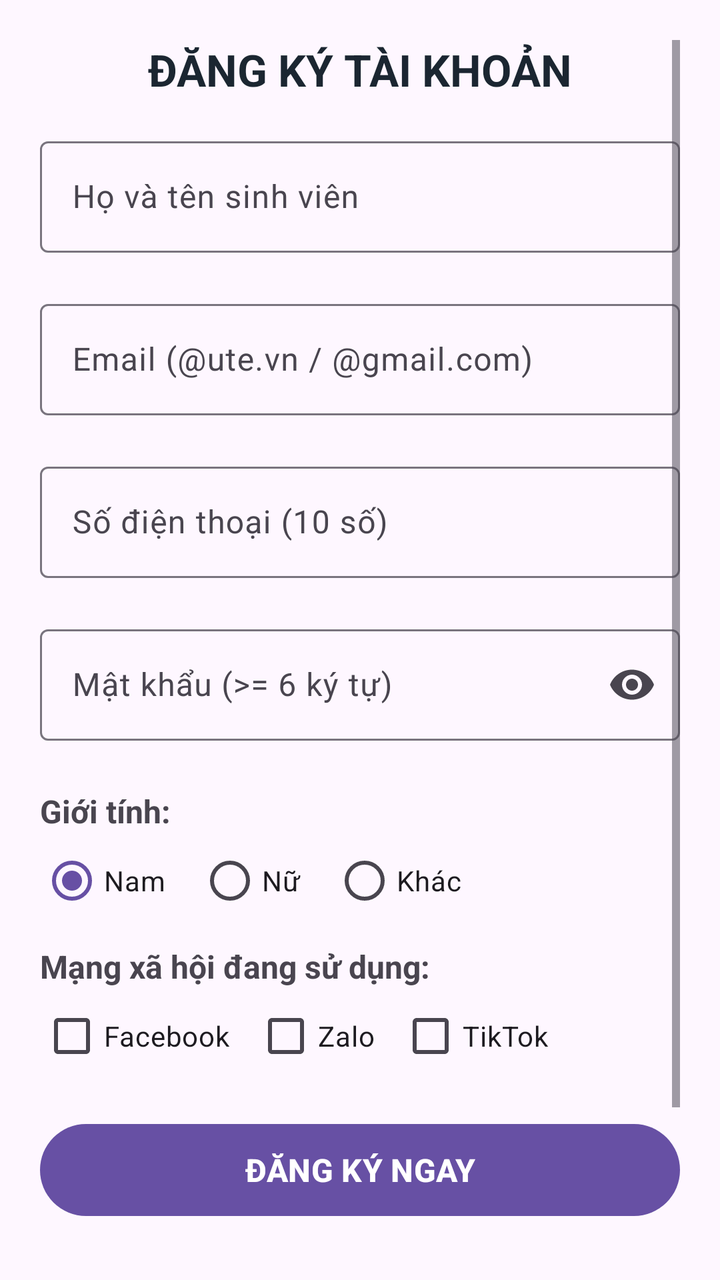
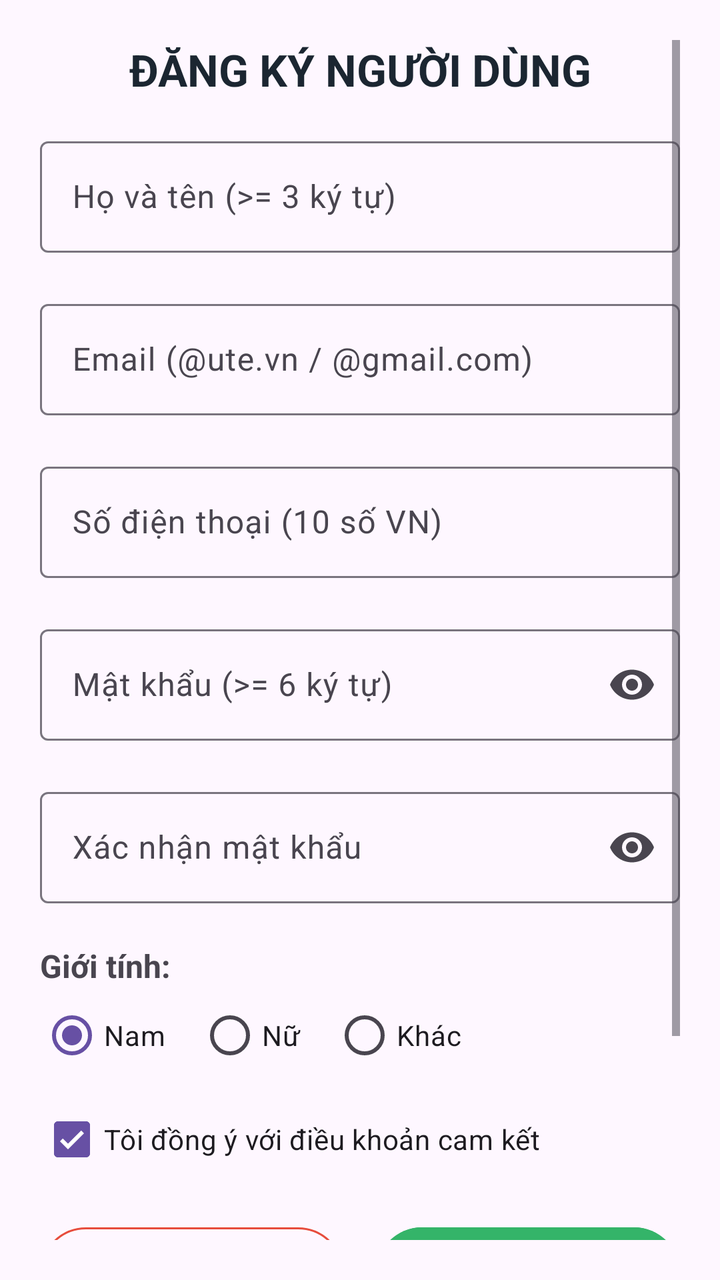

Two renders of the same Android screen: before a commit and after it. Below are the layout's source before the change and the commit's diff.
<!-- AndroidManifest.xml: application theme Theme.Bt_event -->
<!-- res/layout/activity_main.xml -->
<?xml version="1.0" encoding="utf-8"?>
<ScrollView xmlns:android="http://schemas.android.com/apk/res/android"
    xmlns:app="http://schemas.android.com/apk/res-auto"
    android:layout_width="match_parent"
    android:layout_height="match_parent"
    android:fillViewport="true"
    android:padding="20dp">

    <LinearLayout
        android:layout_width="match_parent"
        android:layout_height="wrap_content"
        android:orientation="vertical">

        <TextView
            android:layout_width="match_parent"
            android:layout_height="wrap_content"
            android:layout_marginBottom="16dp"
            android:gravity="center"
            android:text="ĐĂNG KÝ TÀI KHOẢN"
            android:textColor="#1B2631"
            android:textSize="22sp"
            android:textStyle="bold" />

        
        <com.google.android.material.textfield.TextInputLayout
            android:id="@+id/tilFullName"
            style="@style/Widget.Material3.TextInputLayout.OutlinedBox"
            android:layout_width="match_parent"
            android:layout_height="wrap_content"
            android:hint="Họ và tên sinh viên"
            app:errorEnabled="true">

            <com.google.android.material.textfield.TextInputEditText
                android:id="@+id/etFullName"
                android:layout_width="match_parent"
                android:layout_height="wrap_content"
                android:inputType="textPersonName" />
        </com.google.android.material.textfield.TextInputLayout>

        
        <com.google.android.material.textfield.TextInputLayout
            android:id="@+id/tilEmail"
            style="@style/Widget.Material3.TextInputLayout.OutlinedBox"
            android:layout_width="match_parent"
            android:layout_height="wrap_content"
            android:hint="Email (@ute.vn / @gmail.com)"
            app:errorEnabled="true">

            <com.google.android.material.textfield.TextInputEditText
                android:id="@+id/etEmail"
                android:layout_width="match_parent"
                android:layout_height="wrap_content"
                android:inputType="textEmailAddress" />
        </com.google.android.material.textfield.TextInputLayout>

        
        <com.google.android.material.textfield.TextInputLayout
            android:id="@+id/tilPhone"
            style="@style/Widget.Material3.TextInputLayout.OutlinedBox"
            android:layout_width="match_parent"
            android:layout_height="wrap_content"
            android:hint="Số điện thoại (10 số)"
            app:errorEnabled="true">

            <com.google.android.material.textfield.TextInputEditText
                android:id="@+id/etPhone"
                android:layout_width="match_parent"
                android:layout_height="wrap_content"
                android:inputType="phone" />
        </com.google.android.material.textfield.TextInputLayout>

        
        <com.google.android.material.textfield.TextInputLayout
            android:id="@+id/tilPassword"
            style="@style/Widget.Material3.TextInputLayout.OutlinedBox"
            android:layout_width="match_parent"
            android:layout_height="wrap_content"
            android:hint="Mật khẩu (>= 6 ký tự)"
            app:endIconMode="password_toggle"
            app:errorEnabled="true">

            <com.google.android.material.textfield.TextInputEditText
                android:id="@+id/etPassword"
                android:layout_width="match_parent"
                android:layout_height="wrap_content"
                android:inputType="textPassword" />
        </com.google.android.material.textfield.TextInputLayout>

        
        <TextView
            android:layout_width="wrap_content"
            android:layout_height="wrap_content"
            android:layout_marginTop="4dp"
            android:text="Giới tính:"
            android:textSize="16sp"
            android:textStyle="bold" />

        <RadioGroup
            android:id="@+id/rgGender"
            android:layout_width="match_parent"
            android:layout_height="wrap_content"
            android:orientation="horizontal">

            <RadioButton
                android:id="@+id/rbMale"
                android:layout_width="wrap_content"
                android:layout_height="wrap_content"
                android:layout_marginEnd="16dp"
                android:checked="true"
                android:text="Nam" />

            <RadioButton
                android:id="@+id/rbFemale"
                android:layout_width="wrap_content"
                android:layout_height="wrap_content"
                android:layout_marginEnd="16dp"
                android:text="Nữ" />

            <RadioButton
                android:id="@+id/rbOther"
                android:layout_width="wrap_content"
                android:layout_height="wrap_content"
                android:text="Khác" />
        </RadioGroup>

        
        <TextView
            android:layout_width="wrap_content"
            android:layout_height="wrap_content"
            android:layout_marginTop="8dp"
            android:text="Mạng xã hội đang sử dụng:"
            android:textSize="16sp"
            android:textStyle="bold" />

        <LinearLayout
            android:layout_width="match_parent"
            android:layout_height="wrap_content"
            android:orientation="horizontal">

            <CheckBox
                android:id="@+id/cbFacebook"
                android:layout_width="wrap_content"
                android:layout_height="wrap_content"
                android:layout_marginEnd="12dp"
                android:text="Facebook" />

            <CheckBox
                android:id="@+id/cbZalo"
                android:layout_width="wrap_content"
                android:layout_height="wrap_content"
                android:layout_marginEnd="12dp"
                android:text="Zalo" />

            <CheckBox
                android:id="@+id/cbTiktok"
                android:layout_width="wrap_content"
                android:layout_height="wrap_content"
                android:text="TikTok" />
        </LinearLayout>

        
        <com.google.android.material.button.MaterialButton
            android:id="@+id/btnRegister"
            android:layout_width="match_parent"
            android:layout_height="54dp"
            android:layout_marginTop="16dp"
            android:text="ĐĂNG KÝ NGAY"
            android:textSize="16sp"
            android:textStyle="bold" />

        
        <TextView
            android:id="@+id/tvStudentInfo"
            android:layout_width="match_parent"
            android:layout_height="wrap_content"
            android:layout_marginTop="24dp"
            android:background="#EFEFEF"
            android:gravity="center"
            android:lineSpacingExtra="4dp"
            android:padding="12dp"
            android:text="Họ và tên: Ngô Võ Quý\nMSSV: 2415053122236\nLHP: 126TLTTD01"
            android:textColor="#1B2631"
            android:textSize="14sp"
            android:textStyle="bold" />

    </LinearLayout>
</ScrollView>
<!-- resources referenced by this layout -->
<resources>
  <style name="Theme.Bt_event" parent="Base.Theme.Bt_event" />
  <style name="Base.Theme.Bt_event" parent="Theme.Material3.DayNight.NoActionBar">
          
          
      </style>
</resources>

<!-- the commit's change to res/layout/activity_main.xml (unified diff, before → after) -->
@@ -16,7 +16,7 @@
             android:layout_height="wrap_content"
             android:layout_marginBottom="16dp"
             android:gravity="center"
-            android:text="ĐĂNG KÝ TÀI KHOẢN"
+            android:text="ĐĂNG KÝ NGƯỜI DÙNG"
             android:textColor="#1B2631"
             android:textSize="22sp"
             android:textStyle="bold" />
@@ -27,7 +27,7 @@
             style="@style/Widget.Material3.TextInputLayout.OutlinedBox"
             android:layout_width="match_parent"
             android:layout_height="wrap_content"
-            android:hint="Họ và tên sinh viên"
+            android:hint="Họ và tên (>= 3 ký tự)"
             app:errorEnabled="true">
 
             <com.google.android.material.textfield.TextInputEditText
@@ -59,7 +59,7 @@
             style="@style/Widget.Material3.TextInputLayout.OutlinedBox"
             android:layout_width="match_parent"
             android:layout_height="wrap_content"
-            android:hint="Số điện thoại (10 số)"
+            android:hint="Số điện thoại (10 số VN)"
             app:errorEnabled="true">
 
             <com.google.android.material.textfield.TextInputEditText
@@ -87,10 +87,26 @@
         </com.google.android.material.textfield.TextInputLayout>
 
         
+        <com.google.android.material.textfield.TextInputLayout
+            android:id="@+id/tilConfirmPassword"
+            style="@style/Widget.Material3.TextInputLayout.OutlinedBox"
+            android:layout_width="match_parent"
+            android:layout_height="wrap_content"
+            android:hint="Xác nhận mật khẩu"
+            app:endIconMode="password_toggle"
+            app:errorEnabled="true">
+
+            <com.google.android.material.textfield.TextInputEditText
+                android:id="@+id/etConfirmPassword"
+                android:layout_width="match_parent"
+                android:layout_height="wrap_content"
+                android:inputType="textPassword" />
+        </com.google.android.material.textfield.TextInputLayout>
+
+        
         <TextView
             android:layout_width="wrap_content"
             android:layout_height="wrap_content"
-            android:layout_marginTop="4dp"
             android:text="Giới tính:"
             android:textSize="16sp"
             android:textStyle="bold" />
@@ -124,49 +140,46 @@
         </RadioGroup>
 
         
-        <TextView
-            android:layout_width="wrap_content"
-            android:layout_height="wrap_content"
-            android:layout_marginTop="8dp"
-            android:text="Mạng xã hội đang sử dụng:"
-            android:textSize="16sp"
-            android:textStyle="bold" />
-
+        <CheckBox
+            android:id="@+id/cbTerms"
+            android:layout_width="match_parent"
+            android:layout_height="wrap_content"
+            android:layout_marginTop="4dp"
+            android:checked="true"
+            android:text="Tôi đồng ý với điều khoản cam kết" />
+
+        
         <LinearLayout
             android:layout_width="match_parent"
             android:layout_height="wrap_content"
-            android:orientation="horizontal">
-
-            <CheckBox
-                android:id="@+id/cbFacebook"
-                android:layout_width="wrap_content"
-                android:layout_height="wrap_content"
-                android:layout_marginEnd="12dp"
-                android:text="Facebook" />
-
-            <CheckBox
-                android:id="@+id/cbZalo"
-                android:layout_width="wrap_content"
-                android:layout_height="wrap_content"
-                android:layout_marginEnd="12dp"
-                android:text="Zalo" />
-
-            <CheckBox
-                android:id="@+id/cbTiktok"
-                android:layout_width="wrap_content"
-                android:layout_height="wrap_content"
-                android:text="TikTok" />
+            android:layout_marginTop="16dp"
+            android:orientation="horizontal"
+            android:weightSum="2">
+
+            <com.google.android.material.button.MaterialButton
+                android:id="@+id/btnCancel"
+                style="@style/Widget.Material3.Button.OutlinedButton"
+                android:layout_width="0dp"
+                android:layout_height="54dp"
+                android:layout_marginEnd="8dp"
+                android:layout_weight="1"
+                android:text="HỦY"
+                android:textColor="#E74C3C"
+                android:textSize="16sp"
+                android:textStyle="bold"
+                app:strokeColor="#E74C3C" />
+
+            <com.google.android.material.button.MaterialButton
+                android:id="@+id/btnRegister"
+                android:layout_width="0dp"
+                android:layout_height="54dp"
+                android:layout_marginStart="8dp"
+                android:layout_weight="1"
+                android:backgroundTint="#34B469"
+                android:text="ĐĂNG KÝ"
+                android:textSize="16sp"
+                android:textStyle="bold" />
         </LinearLayout>
-
-        
-        <com.google.android.material.button.MaterialButton
-            android:id="@+id/btnRegister"
-            android:layout_width="match_parent"
-            android:layout_height="54dp"
-            android:layout_marginTop="16dp"
-            android:text="ĐĂNG KÝ NGAY"
-            android:textSize="16sp"
-            android:textStyle="bold" />
 
         
         <TextView
